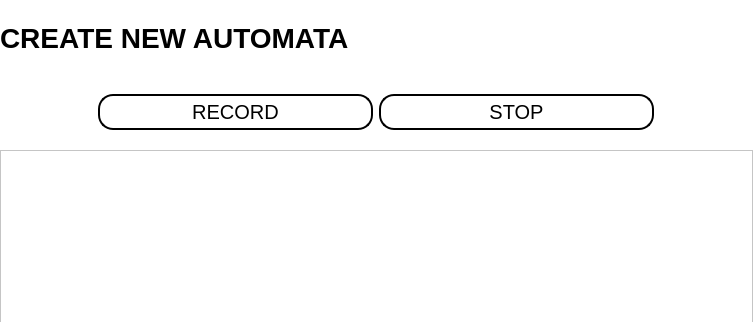
Before: the Qt Designer form ui/create_automata.ui in Achu-Worifung/quickMove, drawn with Qt 5; both pictures show x 0 to 753 and y 0 to 322 of the 753 by 776 pixel window.
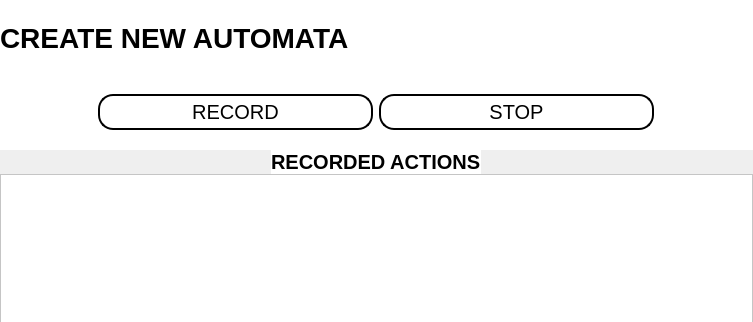
After: the same form once the commit is applied. Icons and pictures are not drawn.

What changed in the file:
```diff
--- a/ui/create_automata.ui
+++ b/ui/create_automata.ui
@@ -183,6 +183,23 @@
        </layout>
       </widget>
      </item>
+     <item alignment="Qt::AlignHCenter">
+      <widget class="QLabel" name="label_2">
+       <property name="font">
+        <font>
+         <pointsize>15</pointsize>
+         <weight>75</weight>
+         <bold>true</bold>
+        </font>
+       </property>
+       <property name="styleSheet">
+        <string notr="true">background-color: rgb(255, 255, 255);</string>
+       </property>
+       <property name="text">
+        <string>RECORDED ACTIONS</string>
+       </property>
+      </widget>
+     </item>
      <item>
       <widget class="QPlainTextEdit" name="plainTextEdit">
        <property name="maximumSize">
```
Left out of the diff: 2 changed lines with no effect on the pictures.
